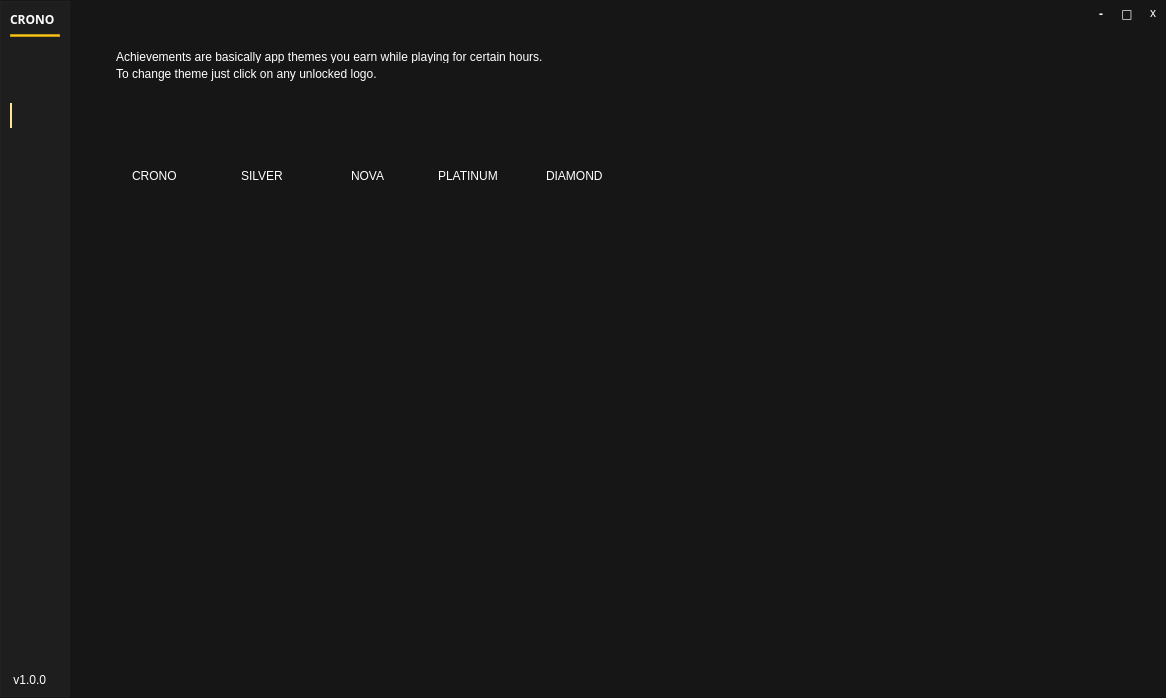
Above: mainwindow.ui from illud/crono before the change. Below: the same form after it.
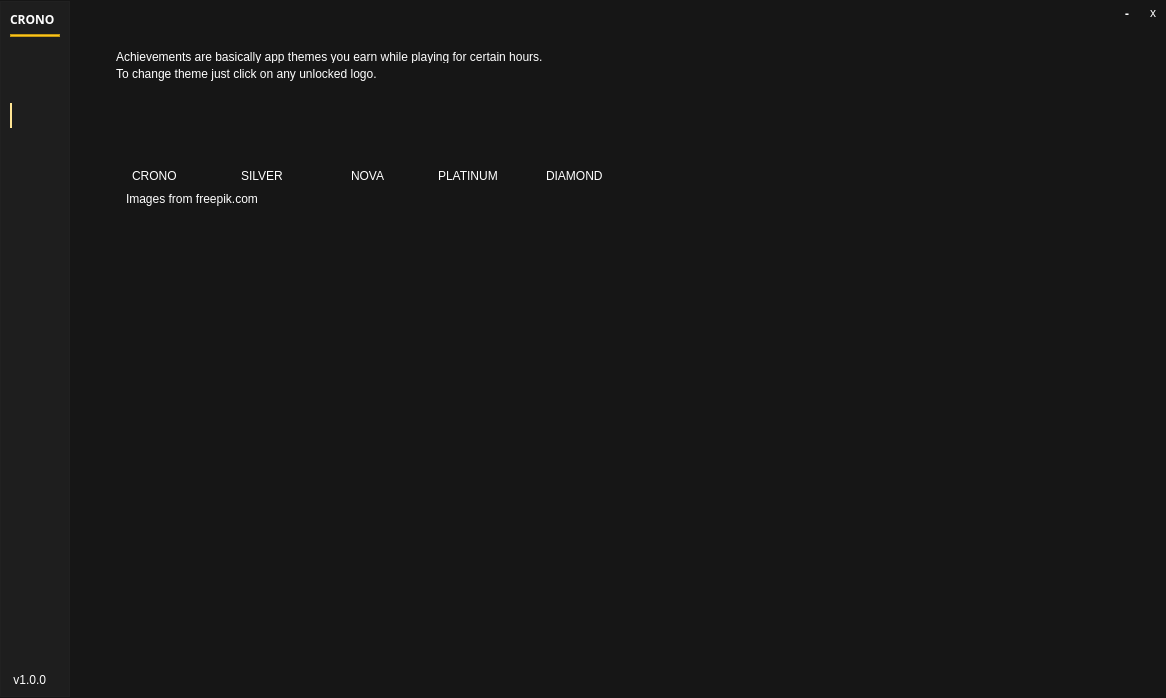
That is the form after the change. The open tabs and pages were chosen to show the change. Icons and pictures are not drawn. Custom widgets are drawn as their Qt base class.

Commit message: change theme colors for background images themes

```diff
--- a/mainwindow.ui
+++ b/mainwindow.ui
@@ -17,12 +17,15 @@
    <double>1.000000000000000</double>
   </property>
   <property name="styleSheet">
-   <string notr="true">background-color: rgb(22, 22, 22);</string>
+   <string notr="true">background-color: rgb(22,22,22);</string>
   </property>
   <property name="tabShape">
    <enum>QTabWidget::Rounded</enum>
   </property>
   <widget class="QWidget" name="centralwidget">
+   <property name="styleSheet">
+    <string notr="true"/>
+   </property>
    <layout class="QGridLayout" name="gridLayout">
     <property name="sizeConstraint">
      <enum>QLayout::SetDefaultConstraint</enum>
@@ -137,58 +140,6 @@
         </property>
        </widget>
       </item>
-      <item>
-       <widget class="QPushButton" name="maxBtn">
-        <property name="minimumSize">
-         <size>
-          <width>20</width>
-          <height>0</height>
-         </size>
-        </property>
-        <property name="font">
-         <font>
-          <family>Arial Black</family>
-          <pointsize>9</pointsize>
-          <italic>false</italic>
-          <bold>true</bold>
-         </font>
-        </property>
-        <property name="cursor">
-         <cursorShape>PointingHandCursor</cursorShape>
-        </property>
-        <property name="styleSheet">
-         <string notr="true">QPushButton#maxBtn { 
-background-color: transparent;
-	/*background-color: rgb(251, 192, 45);*/
-	
-	font: 900 9pt &quot;Arial Black&quot;;
-	color: rgb(255, 255, 255);
-    border: 0px;
-	border-radius: 10px;
-	border-style: outset;
-	height: 20px;
-}
-
-QPushButton#maxBtn:hover{ 
-    background-color: rgb(251, 160, 45);
-	font: 900 9pt &quot;Arial Black&quot;;
-	color: rgb(255, 255, 255);
-    border: 0px;
-}
-
-QPushButton#maxBtn::focus:pressed{ 
-	background-color: rgb(251, 160, 45);
-	font: 900 9pt &quot;Arial Black&quot;;
-	color: rgb(255, 255, 255);
-    border: 0px;
-}
-</string>
-        </property>
-        <property name="text">
-         <string>□</string>
-        </property>
-       </widget>
-      </item>
       <item>
        <widget class="QPushButton" name="btnClose">
         <property name="minimumSize">
@@ -239,6 +190,9 @@
      <layout class="QHBoxLayout" name="horizontalLayout_4">
       <item>
        <widget class="QStackedWidget" name="stackedWidget">
+        <property name="styleSheet">
+         <string notr="true"/>
+        </property>
         <property name="currentIndex">
          <number>2</number>
         </property>
@@ -1860,6 +1814,23 @@
            <string>To change theme just click on any unlocked logo.</string>
           </property>
          </widget>
+         <widget class="QLabel" name="label_6">
+          <property name="geometry">
+           <rect>
+            <x>50</x>
+            <y>150</y>
+            <width>151</width>
+            <height>21</height>
+           </rect>
+          </property>
+          <property name="styleSheet">
+           <string notr="true">font: 900 8pt &quot;Arial Black&quot;;
+color: rgb(255, 255, 255);</string>
+          </property>
+          <property name="text">
+           <string>Images from freepik.com</string>
+          </property>
+         </widget>
         </widget>
        </widget>
       </item>
```
Left out of the diff: 19 changed lines with no effect on the pictures. The commit also changes 20 other files.
